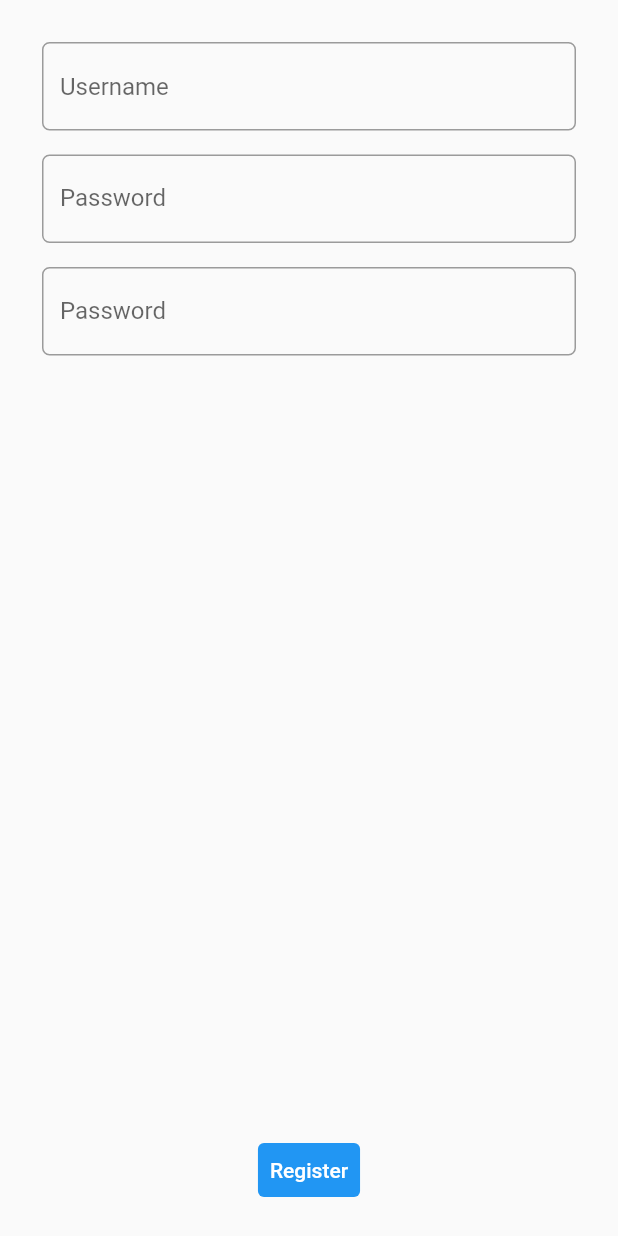
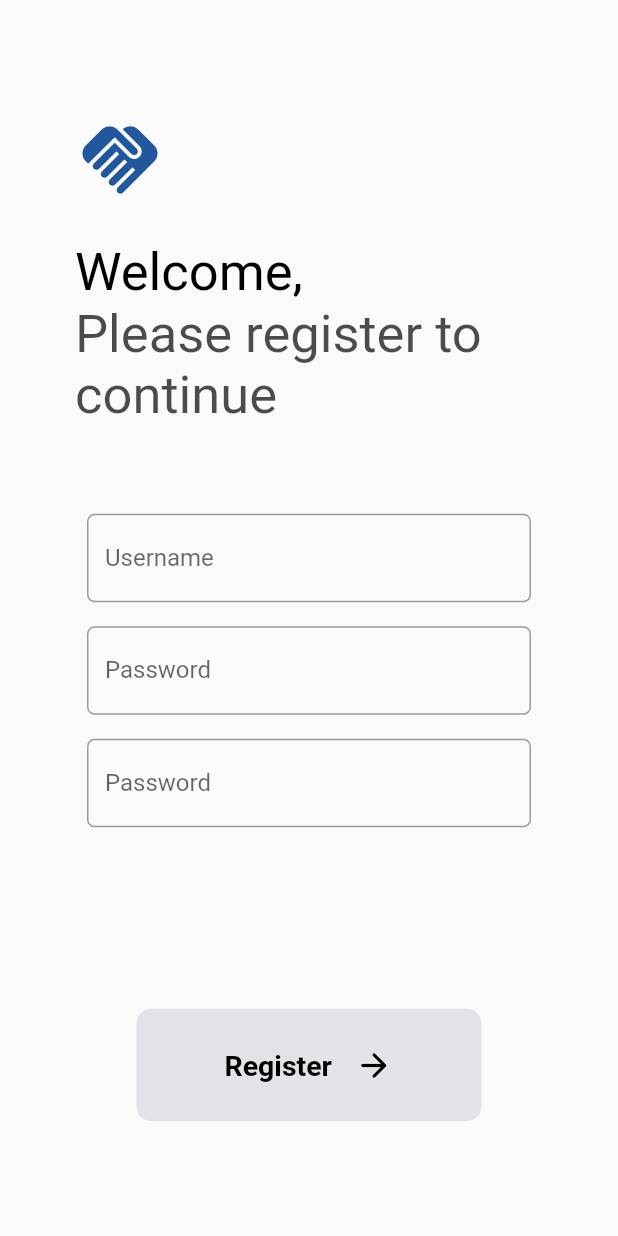
Before and after one commit to muhammadHaggy/proyek-akhir-canwe, a Flutter app: the RegisterPage screen opened directly, on a phone screen of 412 x 824 dp. Run offline on Flutter 3.47's test engine with Material 2 defaults, Android fonts, the phone set to English and light mode, and no system bars; missing offline and left inert: pbp_django_auth.

Commit message:
add styling to register page

```diff
--- a/canwe/lib/auth/login.dart
+++ b/canwe/lib/auth/login.dart
@@ -21,7 +21,7 @@ class _LoginPageState extends State<LoginPage> {
     final request = context.watch<CookieRequest>();
     return Scaffold(
         body: Padding(
-      padding: const EdgeInsets.symmetric(horizontal: 50.0),
+      padding: const EdgeInsets.symmetric(horizontal: 30.0),
       child: Form(
         key: _formKey,
         child: LayoutBuilder(
--- a/canwe/lib/auth/register.dart
+++ b/canwe/lib/auth/register.dart
@@ -20,7 +20,9 @@ class _RegisterPageState extends State<RegisterPage> {
   Widget build(BuildContext context) {
     final request = context.watch<CookieRequest>();
     return Scaffold(
-        body: Form(
+        body: Padding(
+      padding: const EdgeInsets.symmetric(horizontal: 30.0),
+      child: Form(
         key: _formKey,
         child: LayoutBuilder(
           builder: (p0, p1) {
@@ -30,10 +32,39 @@ class _RegisterPageState extends State<RegisterPage> {
                 child: Container(
                   padding: const EdgeInsets.all(20.0),
                   child: Column(
-                  mainAxisAlignment: MainAxisAlignment.spaceBetween,
+                    mainAxisAlignment: MainAxisAlignment.spaceAround,
                     children: [
                       Column(
                         children: [
+                          TweenAnimationBuilder<double>(
+                            duration: Duration(milliseconds: 500),
+                            tween: Tween(begin: 0, end: 1),
+                            builder: (_, value, __) => Opacity(
+                              opacity: value,
+                              child: Column(
+                                crossAxisAlignment: CrossAxisAlignment.start,
+                                children: [
+                                  Icon(Icons.handshake,
+                                      size: 60, color: Color(0xff21579C)),
+                                  SizedBox(height: 25),
+                                  Text(
+                                    "Welcome,",
+                                    style: TextStyle(
+                                        color: Colors.black, fontSize: 35),
+                                  ),
+                                  Text(
+                                    "Please register to continue",
+                                    style: TextStyle(
+                                        color: Colors.black.withOpacity(0.7),
+                                        fontSize: 35),
+                                  ),
+                                ],
+                              ),
+                            ),
+                          ),
+                          SizedBox(
+                            height: 50,
+                          ),
                           Padding(
                             padding: const EdgeInsets.all(8.0),
                             child: TextFormField(
@@ -110,12 +141,8 @@ class _RegisterPageState extends State<RegisterPage> {
                           ),
                         ],
                       ),
-                    TextButton(
-                        style: ButtonStyle(
-                          backgroundColor:
-                              MaterialStateProperty.all(Colors.blue),
-                        ),
-                        onPressed: () async {
+                      GestureDetector(
+                        onTap: () async {
                           final response = await request.login(
                               "https://canwe.pythonanywhere.com/auth/register",
                               {
@@ -131,10 +158,33 @@ class _RegisterPageState extends State<RegisterPage> {
                             print("Register Failed");
                           }
                         },
-                        child: const Text(
+                        child: Container(
+                          width: 230,
+                          height: 75,
+                          decoration: BoxDecoration(
+                            borderRadius: BorderRadius.circular(10),
+                            color: Color.fromARGB(255, 224, 227, 231),
+                          ),
+                          child: Row(
+                            mainAxisAlignment: MainAxisAlignment.center,
+                            children: [
+                              Text(
                                 "Register",
-                          style: TextStyle(color: Colors.white),
-                        )),
+                                style: TextStyle(
+                                    fontWeight: FontWeight.w600,
+                                    color: Colors.black,
+                                    fontSize: 19),
+                              ),
+                              SizedBox(width: 15),
+                              Icon(
+                                Icons.arrow_forward_rounded,
+                                color: Colors.black,
+                                size: 26,
+                              )
+                            ],
+                          ),
+                        ),
+                      ),
                     ],
                   ),
                 ),
@@ -142,6 +192,7 @@ class _RegisterPageState extends State<RegisterPage> {
             );
           },
         ),
+      ),
     ));
   }
 }
--- a/canwe/lib/main.dart
+++ b/canwe/lib/main.dart
@@ -35,7 +35,7 @@ class MyApp extends StatelessWidget {
           primarySwatch: Colors.blue,
         ),
         // home: const MyHomePage(title: 'Flutter Demo Home Page'),
-        home: const LoginPage(),
+        home: const RegisterPage(),
       ),
     );
   }
```
Lines whose indentation alone changed are shown as unchanged.
